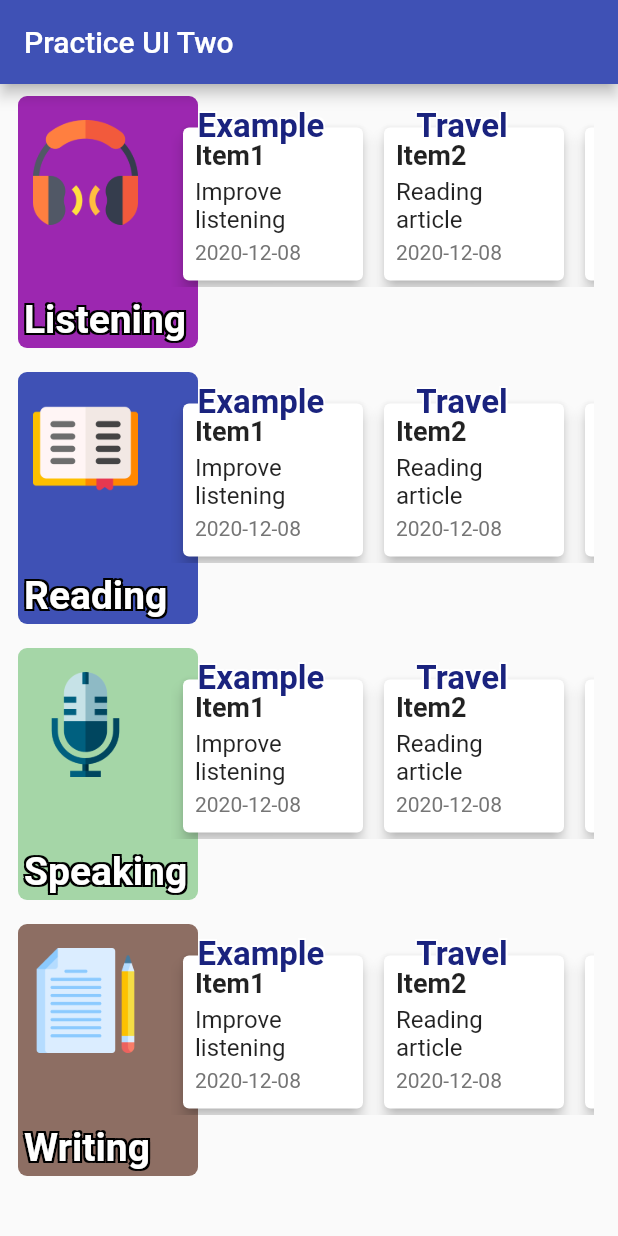
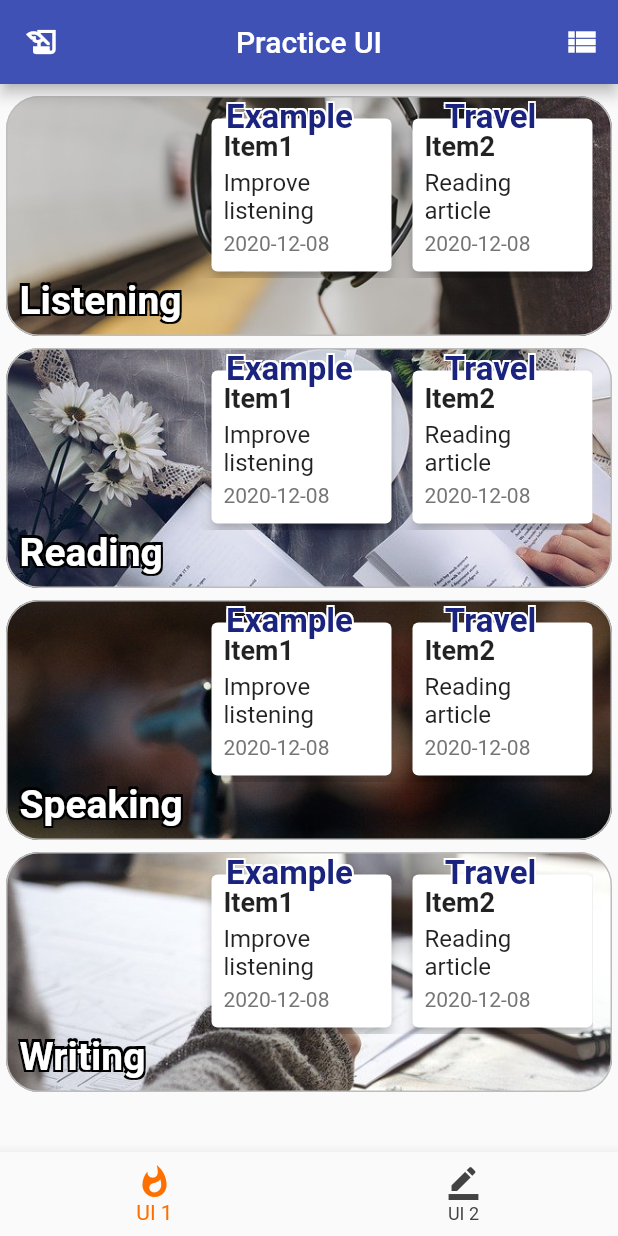
Before and after one commit to loydkim/Flutter_Practicing_UI, a Flutter app: the screen it shows after launch, on a phone screen of 412 x 824 dp. Run offline on Flutter 3.47's test engine with Material 2 defaults, Android fonts, the phone set to English and light mode, and no system bars.

Commit message:
Add files via upload

```diff
--- a/lib/main.dart
+++ b/lib/main.dart
@@ -1,5 +1,8 @@
 import 'package:flutter/material.dart';
-import 'package:practicinguitwo/practiceItem.dart';
+import 'package:practicinguitwo/practiceTwoItem.dart';
+import 'package:practicinguitwo/practiceOne.dart';
+
+import 'practiceTwo.dart';
 
 void main() {
   runApp(MyApp());
@@ -19,7 +22,12 @@ class MyApp extends StatelessWidget {
     );
   }
 }
-
+enum PracticeType{
+  LISTENING,
+  READING,
+  SPEAKING,
+  WRITING
+}
 class PracticeItemStructure{
   final String imageName;
   final String title;
@@ -28,32 +36,92 @@ class PracticeItemStructure{
   final Color bgColor;
   final String date;
   final String subject;
-  const PracticeItemStructure({this.imageName,this.title,this.subTitle,this.task,this.bgColor,this.date,this.subject});
+  final PracticeType type;
+  final String dialogImage;
+  const PracticeItemStructure({this.imageName,this.title,this.subTitle,this.task,this.bgColor,this.date,this.subject,this.type,this.dialogImage});
 }
 
-List<PracticeItemStructure> practicingData = [
-  new PracticeItemStructure(imageName: 'images/icon_listening.png',title: 'Listening',subTitle: 'Improve listening',bgColor: Colors.purple),
-  new PracticeItemStructure(imageName: 'images/icon_reading.png',title: 'Reading',subTitle: 'Reading article',bgColor: Colors.indigo),
-  new PracticeItemStructure(imageName: 'images/icon_spaking.png',title: 'Speaking',subTitle: 'Practicing pronunciation',bgColor: Colors.green[200]),
-  new PracticeItemStructure(imageName: 'images/icon_writing.png',title: 'Writing',subTitle: 'Learn Writing form',bgColor: Colors.brown[400]),
+List<PracticeItemStructure> practicingOneData = [
+  new PracticeItemStructure(imageName: 'images/listening.jpg',title: 'Listening',subTitle: 'Improve listening',bgColor: Colors.purple,dialogImage: 'images/listening.jpg'),
+  new PracticeItemStructure(imageName: 'images/reading.jpg',title: 'Reading',subTitle: 'Reading article',bgColor: Colors.indigo,dialogImage: 'images/reading.jpg'),
+  new PracticeItemStructure(imageName: 'images/speaking.jpg',title: 'Speaking',subTitle: 'Practicing pronunciation',bgColor: Colors.green[200],dialogImage: 'images/speaking.jpg'),
+  new PracticeItemStructure(imageName: 'images/writing.jpg',title: 'Writing',subTitle: 'Learn Writing form',bgColor: Colors.brown[400],dialogImage: 'images/writing.jpg'),
+];
+
+List<PracticeItemStructure> practicingTwoData = [
+  new PracticeItemStructure(imageName: 'images/icon_listening.png',title: 'Listening',subTitle: 'Improve listening',bgColor: Colors.purple,dialogImage: 'images/listening.jpg'),
+  new PracticeItemStructure(imageName: 'images/icon_reading.png',title: 'Reading',subTitle: 'Reading article',bgColor: Colors.indigo,dialogImage: 'images/reading.jpg'),
+  new PracticeItemStructure(imageName: 'images/icon_spaking.png',title: 'Speaking',subTitle: 'Practicing pronunciation',bgColor: Colors.green[200],dialogImage: 'images/speaking.jpg'),
+  new PracticeItemStructure(imageName: 'images/icon_writing.png',title: 'Writing',subTitle: 'Learn Writing form',bgColor: Colors.brown[400],dialogImage: 'images/writing.jpg'),
 ];
 
 class MyHomePage extends StatefulWidget {
   @override _MyHomePageState createState() => _MyHomePageState();
 }
 
-class _MyHomePageState extends State<MyHomePage> {
+class _MyHomePageState extends State<MyHomePage> with TickerProviderStateMixin{
+  TabController _tabController;
+
+  @override
+  void initState() {
+
+    _tabController = new TabController(vsync: this, length: 2);
+    _tabController.addListener(_handleTabSelection);
+    super.initState();
+  }
+
+  void _handleTabSelection() => setState(() {});
+
+  void onTabTapped(int index) {
+    setState(() {
+      _tabController.index = index;
+    });
+  }
+
   @override
   Widget build(BuildContext context) {
     return Scaffold(
       appBar: AppBar(
-        title: Text('Practice UI Two'),
+        title: Text('Practice UI'),
+        centerTitle: true,
+        leading: new IconButton(
+          icon: new Icon(Icons.history_edu, color: Colors.white),
+          onPressed: () {
+            print('left icon of the app title');
+          },
+        ),
+        actions: <Widget>[
+          new IconButton(
+            icon: new Icon(Icons.view_list, color: Colors.white),
+            onPressed: () {
+              print('right icon of the app title');
+            },
+          )
+        ],
       ),
-      body: Center(
-        child: Column(
-            mainAxisAlignment: MainAxisAlignment.start,
-            children: practicingData.map((data) => PracticeItem(data:data)).toList()
-        ),
+      body: TabBarView(
+        controller: _tabController,
+        children: [
+          PracticeOne(),
+          PracticeTwo()
+        ]
+      ),
+      bottomNavigationBar: BottomNavigationBar(
+        onTap: onTabTapped,
+        currentIndex: _tabController.index,
+        selectedItemColor: Colors.amber[900],
+        unselectedItemColor: Colors.grey[800],
+        showUnselectedLabels: true,
+        items: [
+          BottomNavigationBarItem(
+            icon: new Icon(Icons.whatshot),
+            title: new Text('UI 1'),
+          ),
+          BottomNavigationBarItem(
+            icon: new Icon(Icons.border_color),
+            title: new Text('UI 2'),
+          ),
+        ],
       ),
     );
   }
--- a/lib/practiceContentItem.dart
+++ b/lib/practiceContentItem.dart
@@ -1,9 +1,11 @@
 import 'package:flutter/material.dart';
 import 'package:practicinguitwo/main.dart';
+import 'package:practicinguitwo/objectDialog.dart';
 
 class PracticeContentItem extends StatefulWidget{
   final PracticeItemStructure data;
-  PracticeContentItem({this.data});
+  final String dialogImage;
+  PracticeContentItem({this.data,this.dialogImage});
   @override State<StatefulWidget> createState() => _PracticeContentItem();
 }
 
@@ -11,7 +13,13 @@ class _PracticeContentItem extends State<PracticeContentItem>{
   @override
   Widget build(BuildContext context) {
     final size = MediaQuery.of(context).size;
-    return Stack(
+    return GestureDetector(
+      onTap: (){
+        showDialog(
+            context: context,
+            builder: (context) => objectDialog(context,widget.dialogImage,widget.data.subject,widget.data.subTitle));
+      },
+      child: Stack(
         children: [
           Padding(
             padding: const EdgeInsets.only(left:4.0,right:2.0,top: 10.0),
@@ -52,6 +60,7 @@ class _PracticeContentItem extends State<PracticeContentItem>{
             ),
           ),
         ],
+      ),
     );
   }
 
--- /dev/null
+++ b/lib/practiceOne.dart
@@ -0,0 +1,22 @@
+import 'package:flutter/material.dart';
+
+import 'main.dart';
+import 'practiceOneItem.dart';
+
+class PracticeOne extends StatefulWidget{
+  final PracticeItemStructure data;
+  PracticeOne({this.data});
+  @override State<StatefulWidget> createState() => _PracticeOne();
+}
+
+class _PracticeOne extends State<PracticeOne> {
+  @override
+  Widget build(BuildContext context) {
+    return Center(
+      child: Column(
+          mainAxisAlignment: MainAxisAlignment.start,
+          children: practicingOneData.map((data) => PracticeOneItem(data:data)).toList()
+      ),
+    );
+  }
+}
--- /dev/null
+++ b/lib/practiceOneItem.dart
@@ -0,0 +1,109 @@
+import 'package:flutter/material.dart';
+
+import 'main.dart';
+import 'practiceContentItem.dart';
+
+class PracticeOneItem extends StatefulWidget{
+  final PracticeItemStructure data;
+  PracticeOneItem({this.data});
+  @override State<StatefulWidget> createState() => _PracticeOneItem();
+}
+
+List<PracticeItemStructure> practiceContentData = [
+  new PracticeItemStructure(imageName: 'images/listening.jpg',title: 'Item1',subTitle: 'Improve listening',date:'2020-12-08',subject: 'Example'),
+  new PracticeItemStructure(imageName: 'images/reading.jpg',title: 'Item2',subTitle: 'Reading article',date:'2020-12-08',subject: 'Travel'),
+  new PracticeItemStructure(imageName: 'images/speaking.jpg',title: 'Item3',subTitle: 'Practicing pronunciation',date:'2020-12-08',subject: 'Sport'),
+  new PracticeItemStructure(imageName: 'images/writing.jpg',title: 'Item4',subTitle: 'Learn Writing form',date:'2020-12-08',subject: 'History'),
+  new PracticeItemStructure(imageName: 'images/listening.jpg',title: 'Item5',subTitle: 'Improve listening',date:'2020-12-08',subject: 'Animal'),
+  new PracticeItemStructure(imageName: 'images/reading.jpg',title: 'Item6',subTitle: 'Reading article',date:'2020-12-08',subject: 'Game'),
+  new PracticeItemStructure(imageName: 'images/speaking.jpg',title: 'Item7',subTitle: 'Practicing pronunciation',date:'2020-12-08',subject: 'School'),
+  new PracticeItemStructure(imageName: 'images/writing.jpg',title: 'Item8',subTitle: 'Learn Writing form',date:'2020-12-08',subject: 'Business'),
+];
+
+class _PracticeOneItem extends State<PracticeOneItem>{
+
+  PageController _controller = PageController(
+      initialPage: 0,
+      viewportFraction: 0.2
+  );
+
+  @override
+  Widget build(BuildContext context) {
+    final size = MediaQuery.of(context).size;
+    return Padding(
+      padding: const EdgeInsets.only(top:8.0,left:4.0,right:4.0),
+      child: Container(
+          width:size.width,
+          height: size.height/4 - 46,
+          decoration: BoxDecoration(
+            color: Colors.white,
+            image: DecorationImage(image:AssetImage(widget.data.imageName),
+                fit: BoxFit.cover),
+            border: Border.all(color: Colors.grey[400]),
+            borderRadius: BorderRadius.all(
+                Radius.circular(22.0)
+            ),
+          ),
+          child: Stack(
+            children: [
+              Padding(
+                padding: const EdgeInsets.only(left:8.0,bottom: 8.0),
+                child: Column(
+                  crossAxisAlignment: CrossAxisAlignment.start,
+                  children: [
+                    Spacer(),
+                    Text(widget.data.title,
+                      style: TextStyle(color: Colors.white,fontSize: 26,fontWeight: FontWeight.bold,shadows: addStrokeToText()),
+                    ),
+                    // Text(widget.data.subTitle,style: TextStyle(color: Colors.white,fontSize: 20,fontWeight: FontWeight.bold,shadows: addStrokeToText()),),
+                  ],
+                ),
+              ),
+              Positioned(
+                right:12,
+                // top:12,
+                child: Container(
+                  // decoration: BoxDecoration(color:Colors.white),
+                  height: 120,
+                  width: size.width-150,
+                  child:
+
+                  // PageView(
+                  //   controller: _controller,
+                  //   children: practiceContentData.map((data) => PracticeContentItem(data:data)).toList()
+                  // ),
+
+                  ListView(
+                      scrollDirection: Axis.horizontal,
+                      children: practiceContentData.map((data) => PracticeContentItem(data:data,dialogImage: widget.data.dialogImage,)).toList()
+                  ),
+                ),
+              )
+            ],
+          )
+      ),
+    );
+  }
+
+  static List<Shadow> addStrokeToText(){
+    Color shadowColor = Colors.black;
+    return [
+      Shadow( // bottomLeft
+          offset: Offset(-1.5, -1.5),
+          color: shadowColor
+      ),
+      Shadow( // bottomRight
+          offset: Offset(1.5, -1.5),
+          color: shadowColor
+      ),
+      Shadow( // topRight
+          offset: Offset(1.5, 1.5),
+          color: shadowColor
+      ),
+      Shadow( // topLeft
+          offset: Offset(-1.5, 1.5),
+          color: shadowColor
+      ),
+    ];
+  }
+}
```
Also changed, not shown: lib/objectDialog.dart (added, +47 -0 lines), lib/practiceTwo.dart (added, +22 -0 lines), lib/practiceTwoItem.dart (added, +126 -0 lines). Lines whose indentation alone changed are shown as unchanged.
